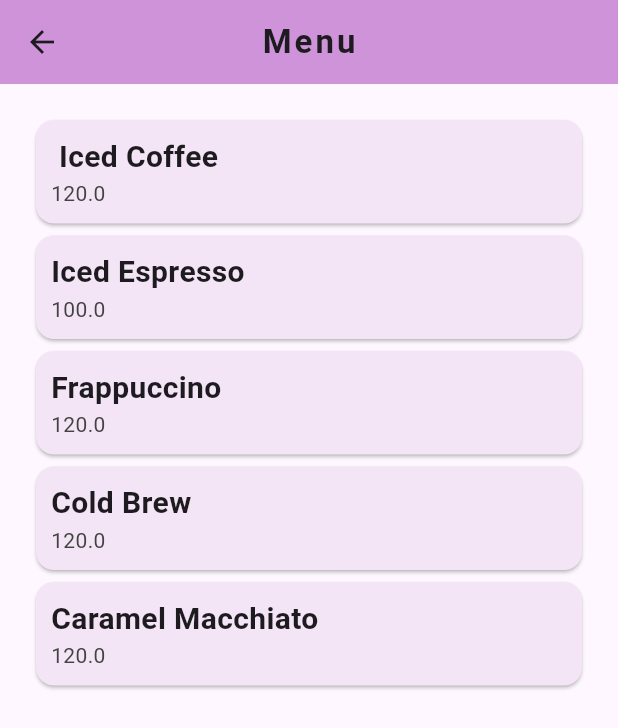
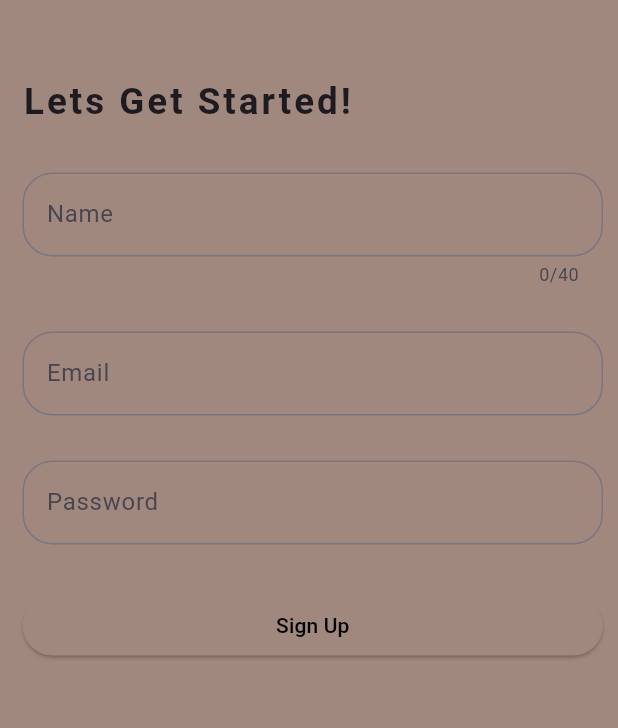
Before and after one commit to hatdoggggg/Front-Coffee-Vhen, a Flutter app: the screen it shows after launch, on a phone screen of 412 x 824 dp. Shown: the top 728 px of the screen. Run offline on Flutter 3.47's test engine with Material 3 defaults, Android fonts, the phone set to English and light mode, and no system bars.

Commit message:
Signup and Validation

```diff
--- a/lib/main.dart
+++ b/lib/main.dart
@@ -2,12 +2,14 @@ import 'package:flutter/material.dart';
 import 'package:untitled/home.dart';
 import 'package:untitled/pages/dashboard.dart';
 import 'package:untitled/pages/menu.dart';
+import 'package:untitled/pages/signup.dart';
 
 void main() => runApp(MaterialApp(
-  initialRoute:'/menu',
+  initialRoute:'/signup',
   routes: {
     '/' :(context) => Dashboard(),
     '/menu' : (context) => Menu(),
     '/profile' : (context) => Home(),
+    '/signup' : (context) => Signup(),
   },
 ));
--- a/lib/pages/dashboard.dart
+++ b/lib/pages/dashboard.dart
@@ -11,7 +11,7 @@ class _DashboardState extends State<Dashboard> {
   @override
   Widget build(BuildContext context) {
     return Scaffold(
-      backgroundColor: Colors.purple[200],
+      backgroundColor: Colors.brown[400],
       body: Container(
         child: SafeArea(
           child: Column(
--- a/lib/pages/menu.dart
+++ b/lib/pages/menu.dart
@@ -22,7 +22,7 @@ class _MenuState extends State<Menu> {
   Widget build(BuildContext context) {
     return Scaffold(
       appBar: AppBar(
-        backgroundColor: Colors.purple[200],
+        backgroundColor: Colors.brown[400],
         title: Text(
           'Menu',
           style: TextStyle(
--- /dev/null
+++ b/lib/pages/signup.dart
@@ -0,0 +1,135 @@
+import 'package:flutter/material.dart';
+
+class Signup extends StatefulWidget {
+  const Signup({super.key});
+
+
+  @override
+  State<Signup> createState() => _SignupState();
+}
+
+class _SignupState extends State<Signup> {
+  final formKey = GlobalKey<FormState>();
+  String name = '';
+  String email = '';
+  String password = '';
+
+
+  @override
+  Widget build(BuildContext context) {
+    return Scaffold(
+      backgroundColor: Colors.brown[300],
+      body: SafeArea(
+        child: Padding(
+          padding: EdgeInsets.fromLTRB(15.0,50.0,10.0,0),
+          child: Column(
+            crossAxisAlignment: CrossAxisAlignment.start,
+            children: <Widget> [
+              Text(
+                'Lets Get Started!',
+                style: TextStyle(
+                  fontWeight: FontWeight.w700,
+                  letterSpacing: 2.0,
+                  fontSize: 24.5,
+                ),
+              ),
+              SizedBox(height: 30.0,),
+              Form(
+                key: formKey,
+                child: Column(
+                  crossAxisAlignment: CrossAxisAlignment.stretch,
+                  children: <Widget>[
+                    TextFormField(
+                      maxLength: 40,
+                      decoration: InputDecoration(
+                        label: Text('Name'),
+                        border: OutlineInputBorder(
+                          borderRadius: BorderRadius.circular(20.0)
+                        ),
+                      ),
+                      validator: (value) {
+                        if(value == null || value.isEmpty){
+                          return 'Please provide a name';
+                        }
+                        if (value.length < 2) {
+                          return 'Name should be atleast 3 letters long';
+                        }
+                        return null;
+                      } ,
+                      onSaved:  (value) {
+                        name = value!;
+                      },
+                    ),
+                    SizedBox(height: 30.0,),
+                    TextFormField(
+                      keyboardType: TextInputType.emailAddress,
+                      decoration: InputDecoration(
+                        label: Text('Email'),
+                        border: OutlineInputBorder(
+                        borderRadius: BorderRadius.circular(20.0)
+                        ),
+                      ),
+                      validator: (value) {
+                        if(value == null || value.isEmpty){
+                          return 'Please provide a email';
+                        }
+                        if (value.length < 2) {
+                          return 'Name should be atleast 60 letters long';
+                        }
+                        return null;
+                      } ,
+                      onSaved: (value){
+                        email = value!;
+                      },
+                    ),
+                    SizedBox(height: 30.0,),
+                      TextFormField(
+                        obscureText: true,
+                       decoration: InputDecoration(
+                       label: Text('Password'),
+                        border: OutlineInputBorder(
+                         borderRadius: BorderRadius.circular(20.0)
+                         ),
+                       ),
+                        validator: (value) {
+                          if(value == null || value.isEmpty){
+                            return 'Please provide a password';
+                          }
+                          if (value.length < 8) {
+                            return 'Name should be atleast 8 letters long';
+                          }
+                          if (value.length >20) {
+                            return 'Password must be 20 characters long only';
+                          }
+                          return null;
+                        } ,
+                        onSaved: (value){
+                          password = value!;
+                        },
+                      ),
+                    SizedBox(height: 30.0,),
+                    ElevatedButton(
+                      onPressed: () {
+                        if (formKey.currentState!.validate()){
+                          formKey.currentState!.save();
+                          print(name);
+                          print(email);
+                          print(password);
+                        }
+                      },
+                      child: Text('Sign Up'),
+                      style: ElevatedButton.styleFrom(
+                        backgroundColor: Colors.brown[300],
+                        foregroundColor: Colors.black
+                      ),
+                    ),
+                  ],
+                ),
+              ),
+            ],
+          ),
+        ),
+      ),
+    );
+  }
+}
--- a/lib/services/menuCard.dart
+++ b/lib/services/menuCard.dart
@@ -8,7 +8,7 @@ class Menucard extends StatelessWidget {
   @override
   Widget build(BuildContext context) {
     return Card(
-      color: Colors.purple[50],
+      color: Colors.brown[100],
       child: Padding(
         padding: const EdgeInsets.all(10.0),
         child: Column(
```
Also changed, not shown: lib/home.dart (+5 -5 lines).
